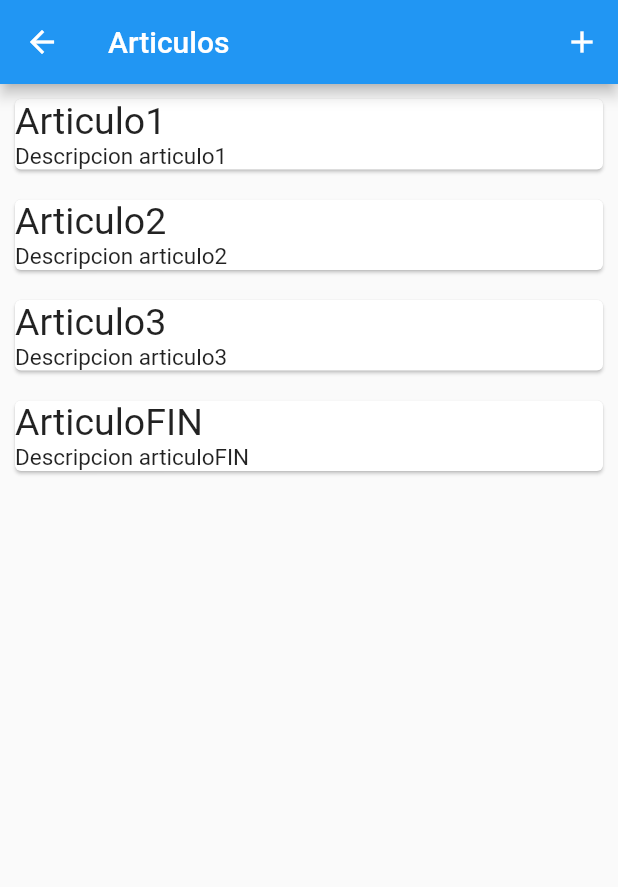
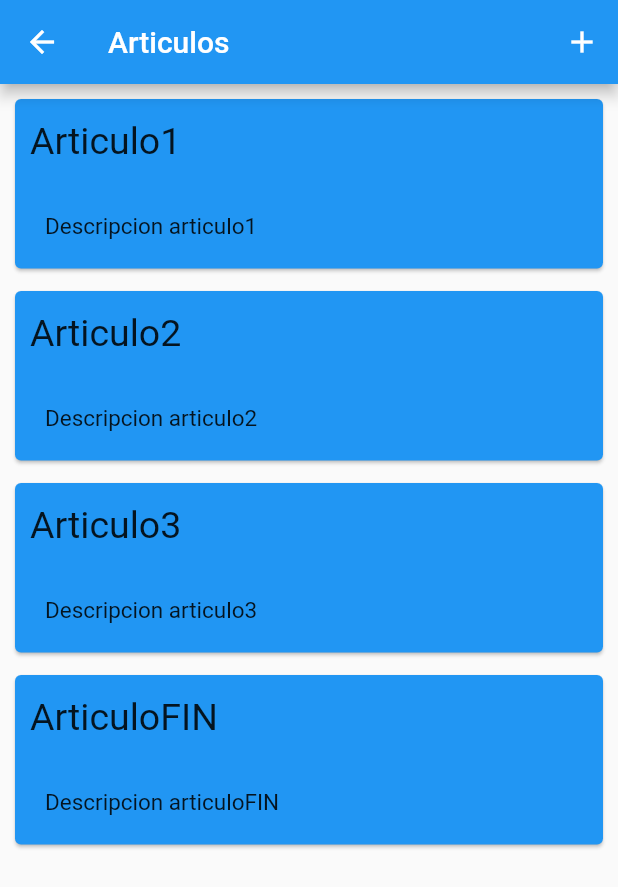
Before and after one commit to BRIANKAIVA1110/Flutter_tp, a Flutter app: the BrianPage screen opened by its route, on a phone screen of 412 x 824 dp. Shown: the top 887 px of the screen. Run offline on Flutter 3.47's test engine with Material 2 defaults, Android fonts, the phone set to English and light mode, and no system bars; our stand-ins replace flutter_datetime_picker.

Commit message:
se aplican estilos a brianpage

```diff
--- a/tp_flutter/lib/pages/brian_villarroel_page.dart
+++ b/tp_flutter/lib/pages/brian_villarroel_page.dart
@@ -49,24 +49,20 @@ class ArticulosPageState extends State<ArticulosPage>{
   void initState() {
     super.initState();
     for (var articulo in MockDb.listArticulo)
-    {
       setState(() {
         itemsDetalis.add(ItemDetail(titulo: articulo.nombre, subTitulo: articulo.descripcion));
       });
-    }
+
 
   }
   @override
-  Widget build(BuildContext context) {
-    return  ListView(
-        children: itemsDetalis,
-    );
-  }
+  Widget build(BuildContext context) => ListView(children: itemsDetalis,);
+
 }
 
 
 /*
- * custom widget para mostrar detalles
+ * custom widget para mostrar detalles articulos
  */
 class ItemDetail extends StatelessWidget{
   String titulo;
@@ -75,12 +71,29 @@ class ItemDetail extends StatelessWidget{
   @override
   Widget build(BuildContext context) {
     return Card(
-      margin: EdgeInsets.all(10),
+      margin: EdgeInsets.only(
+        left: 10,
+        bottom: 5,
+        right: 10,
+        top: 10
+      ),
+      color: Colors.blue,
       child: Column(
         crossAxisAlignment: CrossAxisAlignment.start,
         children: <Widget>[
-          Text(this.titulo??"???",style: TextStyle(fontSize: 25)),
-          Text(this.subTitulo??"???",style: TextStyle(fontSize: 15)),
+          ListTile(
+            title:Text(this.titulo??"???",
+            style: TextStyle(fontSize: 25)),
+            contentPadding: EdgeInsets.fromLTRB(10, 0, 10, 0)
+            ),
+          ListTile(
+            title:Text(this.subTitulo??"???",
+            style: TextStyle(fontSize: 15)),
+            contentPadding: EdgeInsets.only(
+              left: 20,
+              top: 1
+            ),
+            )
           // Divider( color: Colors.blue,),
         ],
       ),
```
